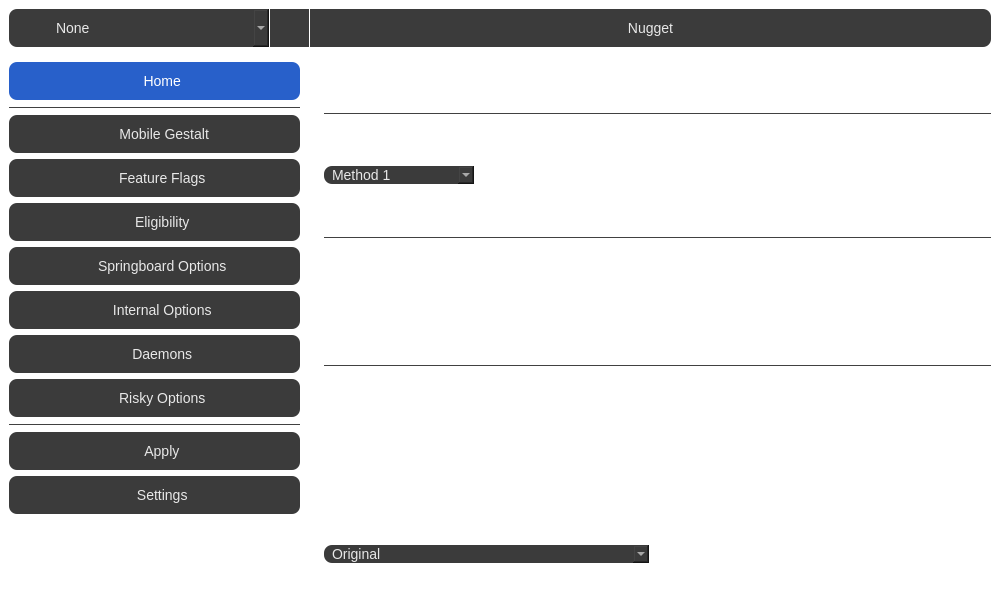
First picture: the form in qt/mainwindow.ui, repository leminlimez/Nugget, before the edit.
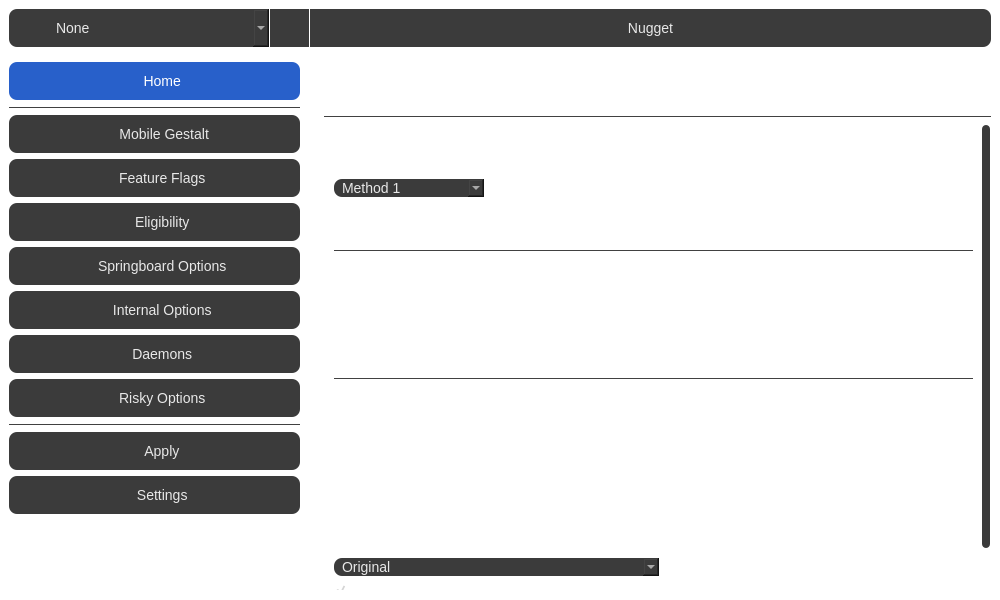
Second picture: the form after the edit. The open tabs and pages were chosen to show the change. Icons and pictures are not drawn.

Commit message: toggle cpu and hardware spoofing

Diff of the .ui file:
```diff
--- a/qt/mainwindow.ui
+++ b/qt/mainwindow.ui
@@ -2598,6 +2598,30 @@
                </widget>
               </item>
               <item>
+               <widget class="QScrollArea" name="scrollArea_2">
+                <property name="verticalScrollBarPolicy">
+                 <enum>Qt::ScrollBarAsNeeded</enum>
+                </property>
+                <property name="horizontalScrollBarPolicy">
+                 <enum>Qt::ScrollBarAlwaysOff</enum>
+                </property>
+                <property name="sizeAdjustPolicy">
+                 <enum>QAbstractScrollArea::AdjustIgnored</enum>
+                </property>
+                <property name="widgetResizable">
+                 <bool>true</bool>
+                </property>
+                <widget class="QWidget" name="scrollAreaWidgetContents_2">
+                 <property name="geometry">
+                  <rect>
+                   <x>0</x>
+                   <y>-129</y>
+                   <width>660</width>
+                   <height>573</height>
+                  </rect>
+                 </property>
+                 <layout class="QVBoxLayout" name="verticalLayout_37">
+                  <item>
                <widget class="QWidget" name="euEnablerPageContent" native="true">
                 <property name="enabled">
                  <bool>false</bool>
@@ -3029,6 +3053,32 @@
                       </item>
                      </widget>
                     </item>
+                        <item>
+                         <widget class="QCheckBox" name="spoofHardwareChk">
+                          <property name="toolTip">
+                           <string>Spoofs the device hardware model (ie D83AP)</string>
+                          </property>
+                          <property name="text">
+                           <string>Spoof Hardware Model</string>
+                          </property>
+                          <property name="checked">
+                           <bool>true</bool>
+                          </property>
+                         </widget>
+                        </item>
+                        <item>
+                         <widget class="QCheckBox" name="spoofCPUChk">
+                          <property name="toolTip">
+                           <string>Spoofs the device CPU model (ie t8130)</string>
+                          </property>
+                          <property name="text">
+                           <string>Spoof CPU Model</string>
+                          </property>
+                          <property name="checked">
+                           <bool>true</bool>
+                          </property>
+                         </widget>
+                        </item>
                    </layout>
                   </widget>
                  </item>
@@ -3046,6 +3096,10 @@
                   </spacer>
                  </item>
                 </layout>
+                   </widget>
+                  </item>
+                 </layout>
+                </widget>
                </widget>
               </item>
              </layout>
```
Lines whose indentation alone changed are shown as unchanged. The commit also changes 4 other files.
